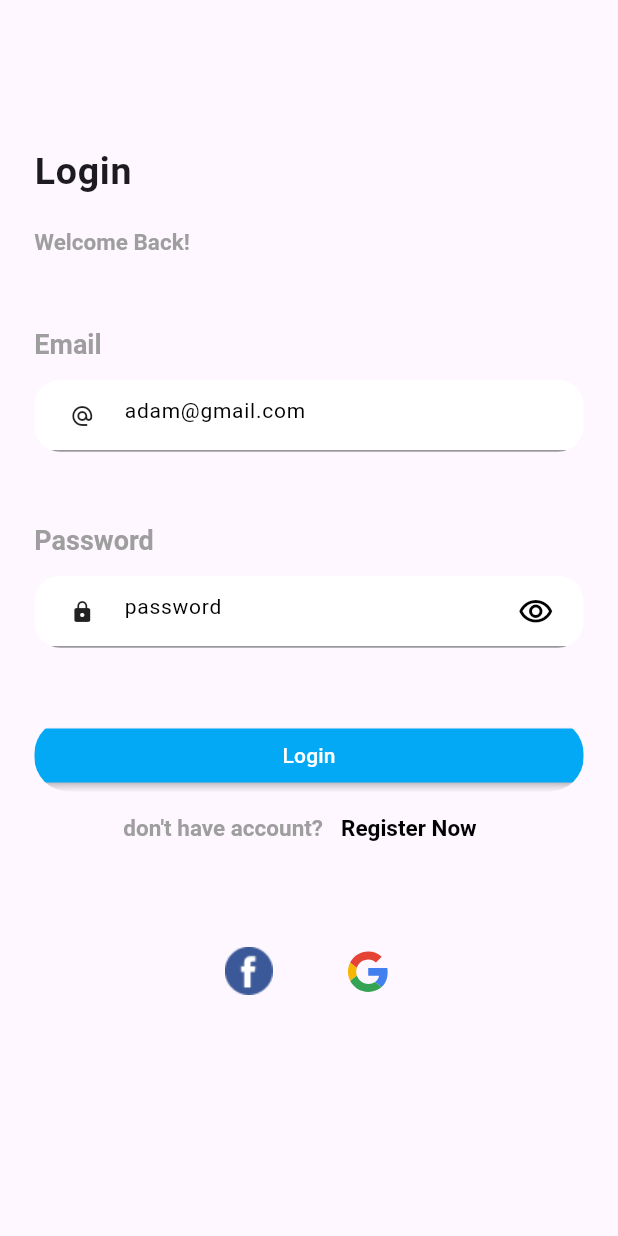
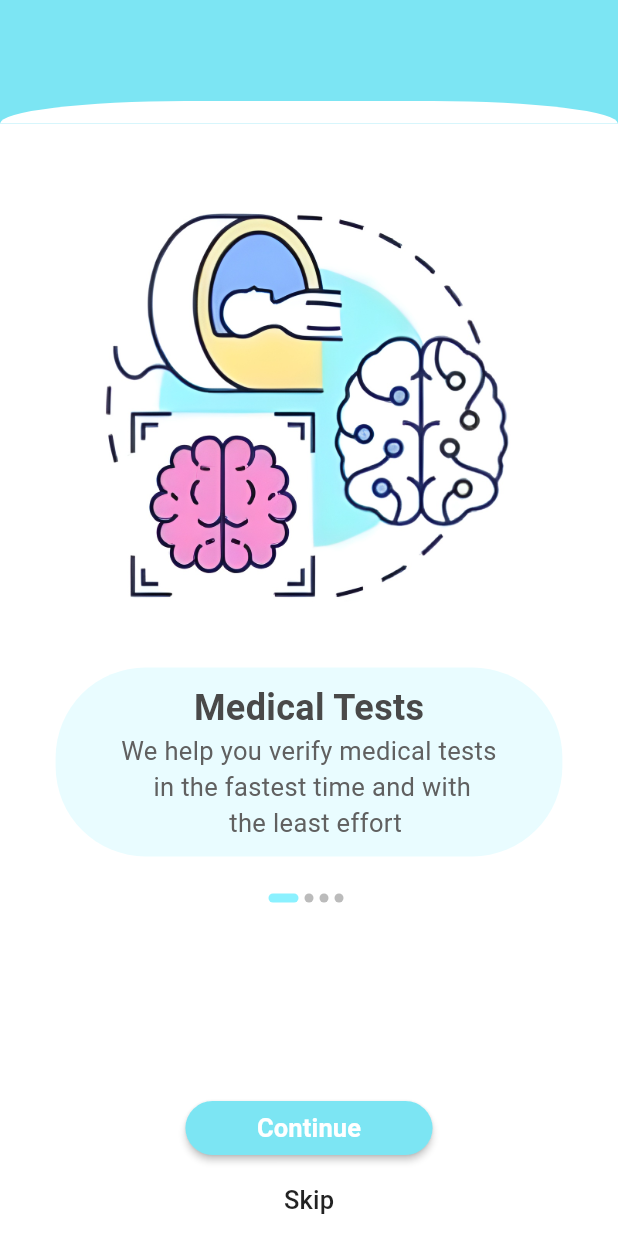
Before and after one commit to adamAboZaid10/graduation_project, a Flutter app: the screen it shows after launch, on a phone screen of 412 x 824 dp. Run offline on Flutter 3.47's test engine with Material 3 defaults, Android fonts, the phone set to English and light mode, and no system bars; our stand-ins replace bloc, firebase_core, flutter_bloc, flutter_screenutil, flutter_svg, get and 1 more; accounts and stored records are empty.

Commit message:
cerate onboarding

```diff
--- /dev/null
+++ b/lib/core/constant/imageasstes.dart
@@ -0,0 +1,7 @@
+class TTmageAssets {
+  static const String rootimage = "assets/image";
+  static const String imageone = "$rootimage/onboarding1.jpg";
+  static const String imagetow = "$rootimage/onboarding2.jpg";
+  static const String imagethree = "$rootimage/onboarding3.jpg";
+  static const String imagefouer = "$rootimage/onboarding4.jpg";
+}
--- /dev/null
+++ b/lib/core/servicies/servicies.dart
@@ -0,0 +1,19 @@
+import 'package:firebase_core/firebase_core.dart';
+import 'package:get/get.dart';
+import 'package:get/get_core/src/get_main.dart';
+import 'package:get/get_state_manager/src/rx_flutter/rx_disposable.dart';
+import 'package:shared_preferences/shared_preferences.dart';
+
+class MyServices extends GetxService {
+  late SharedPreferences sharedPreferences;
+  Future<MyServices> init() async {
+    sharedPreferences = await SharedPreferences.getInstance();
+    await Firebase.initializeApp();
+
+    return this;
+  }
+}
+
+initialServices() async {
+  await Get.putAsync(() => MyServices().init());
+}
--- /dev/null
+++ b/lib/features/onboarding_feature/controller/onboarding_controller.dart
@@ -0,0 +1,45 @@
+import 'package:flutter/material.dart';
+import 'package:get/get.dart';
+import 'package:graduation_final_project/core/servicies/servicies.dart';
+import 'package:graduation_final_project/features/auth_feature/screen/login_screen.dart';
+import 'package:graduation_final_project/features/onboarding_feature/data/onboarding_data.dart';
+
+abstract class OnBoardingController extends GetxController {
+  next();
+  onPageChange(int index);
+}
+
+class OnBoardingControllerIMP extends OnBoardingController {
+  late PageController pageController;
+  int currentpage = 0;
+  MyServices my = Get.find();
+  @override
+  next() {
+    currentpage++;
+    if (currentpage > onBoardinglist.length - 1) {
+      my.sharedPreferences.setString("onboarding", "1");
+
+      Get.offAll(const LoginScreen());
+    } else {
+      pageController.animateToPage(currentpage,
+          duration: const Duration(milliseconds: 900), curve: Curves.easeInOut);
+    }
+  }
+
+  @override
+  onPageChange(int index) {
+    currentpage = index;
+    update();
+  }
+
+  @override
+  void onInit() {
+    pageController = PageController();
+    super.onInit();
+  }
+
+  skiping() {
+    my.sharedPreferences.setString("onboarding", "1");
+    Get.offAll(const LoginScreen());
+  }
+}
--- /dev/null
+++ b/lib/features/onboarding_feature/data/onboarding_data.dart
@@ -0,0 +1,25 @@
+import 'package:graduation_final_project/core/constant/imageasstes.dart';
+import 'package:graduation_final_project/features/onboarding_feature/data/onboardingmodel.dart';
+
+List<onBoardingModel> onBoardinglist = [
+  onBoardingModel(
+      title: "Medical Tests",
+      body:
+          "We help you verify medical tests\n in the fastest time and with \n  the least effort",
+      image: TTmageAssets.imageone),
+  onBoardingModel(
+      title: "Easy verification",
+      body:
+          "Using a camera is one of the modern and\noinnovative applications of technology\nin the field of health care.",
+      image: TTmageAssets.imagetow),
+  onBoardingModel(
+      title: "Info about ",
+      body:
+          "Everything you want to know\nabout medical tests, read and\ntranslate them",
+      image: TTmageAssets.imagethree),
+  onBoardingModel(
+      title: "How ?",
+      body:
+          "All you have to do is choose the type of analysis\n a photo of the analysis and\nupload it",
+      image: TTmageAssets.imagefouer),
+];
--- /dev/null
+++ b/lib/features/onboarding_feature/data/onboardingmodel.dart
@@ -0,0 +1,6 @@
+class onBoardingModel {
+  final String? title;
+  final String? body;
+  final String? image;
+  onBoardingModel({this.title, this.body, this.image});
+}
--- /dev/null
+++ b/lib/features/onboarding_feature/screen/onboarding_screen.dart
@@ -0,0 +1,42 @@
+import 'package:flutter/material.dart';
+import 'package:get/get.dart';
+import 'package:graduation_final_project/features/onboarding_feature/controller/onboarding_controller.dart';
+import 'package:graduation_final_project/features/onboarding_feature/widgets/continuebotton.dart';
+import 'package:graduation_final_project/features/onboarding_feature/widgets/onboardingviwe.dart';
+
+class Onboarding extends StatelessWidget {
+  const Onboarding({Key? key});
+
+  @override
+  Widget build(BuildContext context) {
+    var height = MediaQuery.of(context).size.height;
+    Get.put(OnBoardingControllerIMP());
+
+    return Scaffold(
+      body: Column(
+        children: [
+          Container(
+            alignment: Alignment.bottomCenter,
+            height: height * 0.1,
+            width: double.infinity,
+            color: const Color.fromARGB(255, 124, 229, 243),
+            child: Container(
+              height: 15,
+              decoration: BoxDecoration(
+                color: const Color.fromARGB(255, 255, 255, 255),
+                borderRadius: BorderRadius.vertical(
+                  top: Radius.elliptical(
+                    MediaQuery.of(context).size.width,
+                    50.0,
+                  ),
+                ),
+              ),
+            ),
+          ),
+          const Expanded(child: OnBoardingView()),
+          const ContinueBottonOnboarding()
+        ],
+      ),
+    );
+  }
+}
--- /dev/null
+++ b/lib/features/onboarding_feature/widgets/continuebotton.dart
@@ -0,0 +1,51 @@
+import 'package:flutter/material.dart';
+import 'package:get/get_state_manager/src/simple/get_view.dart';
+import 'package:graduation_final_project/features/onboarding_feature/controller/onboarding_controller.dart';
+
+class ContinueBottonOnboarding extends GetView<OnBoardingControllerIMP> {
+  const ContinueBottonOnboarding({super.key});
+
+  @override
+  Widget build(BuildContext context) {
+    var height = MediaQuery.of(context).size.height;
+    var width = MediaQuery.of(context).size.width;
+
+    return Container(
+      color: const Color.fromARGB(255, 255, 255, 255),
+      width: width,
+      child: Column(
+        children: [
+          Container(
+            width: width * .4,
+            child: MaterialButton(
+              textColor: Colors.white,
+              shape: RoundedRectangleBorder(
+                borderRadius: BorderRadius.circular(20),
+              ),
+              onPressed: () {
+                controller.next();
+              },
+              color: const Color.fromARGB(255, 124, 229, 243),
+              child: const Text(
+                "Continue",
+                style: TextStyle(fontSize: 17, fontWeight: FontWeight.bold),
+              ),
+            ),
+          ),
+          MaterialButton(
+            onPressed: () {
+              controller.skiping();
+            },
+            child: Padding(
+              padding: EdgeInsets.symmetric(vertical: height * .01),
+              child: const Text(
+                "Skip",
+                style: TextStyle(fontSize: 17),
+              ),
+            ),
+          ),
+        ],
+      ),
+    );
+  }
+}
--- /dev/null
+++ b/lib/features/onboarding_feature/widgets/duration.dart
@@ -0,0 +1,36 @@
+import 'package:flutter/material.dart';
+import 'package:get/get_state_manager/get_state_manager.dart';
+import 'package:graduation_final_project/features/onboarding_feature/controller/onboarding_controller.dart';
+import 'package:graduation_final_project/features/onboarding_feature/data/onboarding_data.dart';
+
+class DurationOnBoarding extends StatefulWidget {
+  const DurationOnBoarding({super.key});
+
+  @override
+  State<DurationOnBoarding> createState() => _DurationOnBoardingState();
+}
+
+class _DurationOnBoardingState extends State<DurationOnBoarding> {
+  @override
+  Widget build(BuildContext context) {
+    return GetBuilder<OnBoardingControllerIMP>(
+        builder: ((controller) => Row(
+              mainAxisAlignment: MainAxisAlignment.center,
+              children: [
+                ...List.generate(
+                    onBoardinglist.length,
+                    (index) => AnimatedContainer(
+                          margin: const EdgeInsets.only(right: 4),
+                          duration: const Duration(milliseconds: 200),
+                          width: controller.currentpage == index ? 20 : 6,
+                          height: 6,
+                          decoration: BoxDecoration(
+                              color: controller.currentpage != index
+                                  ? const Color.fromARGB(255, 187, 187, 187)
+                                  : const Color.fromARGB(255, 139, 241, 255),
+                              borderRadius: BorderRadius.circular(10)),
+                        ))
+              ],
+            )));
+  }
+}
--- /dev/null
+++ b/lib/features/onboarding_feature/widgets/onboardingviwe.dart
@@ -0,0 +1,75 @@
+import 'package:flutter/material.dart';
+import 'package:get/get.dart';
+import 'package:graduation_final_project/features/onboarding_feature/controller/onboarding_controller.dart';
+import 'package:graduation_final_project/features/onboarding_feature/data/onboarding_data.dart';
+import 'package:graduation_final_project/features/onboarding_feature/widgets/duration.dart';
+
+class OnBoardingView extends GetView<OnBoardingControllerIMP> {
+  const OnBoardingView({super.key});
+
+  @override
+  Widget build(BuildContext context) {
+    var height = MediaQuery.of(context).size.height;
+    var width = MediaQuery.of(context).size.width;
+
+    return Container(
+      child: PageView.builder(
+        controller: controller.pageController,
+        onPageChanged: (val) {
+          controller.onPageChange(val);
+        },
+        itemCount: onBoardinglist.length,
+        itemBuilder: (context, i) => Container(
+          color: Colors.white,
+          child: Column(
+            children: [
+              Padding(
+                padding: EdgeInsets.symmetric(vertical: height * 0.02),
+                child: Image.asset(
+                  onBoardinglist[i].image!,
+                  height: height * 0.4,
+                  fit: BoxFit.fill,
+                ),
+              ),
+              Padding(
+                padding: EdgeInsets.symmetric(horizontal: width * 0.09),
+                child: Container(
+                  decoration: BoxDecoration(
+                    borderRadius: BorderRadius.circular(60),
+                    color: const Color.fromARGB(49, 139, 241, 255),
+                  ),
+                  padding: const EdgeInsets.only(top: 10, bottom: 10),
+                  child: Column(
+                    children: [
+                      Text(
+                        onBoardinglist[i].title!,
+                        style: const TextStyle(
+                            fontSize: 24,
+                            fontWeight: FontWeight.bold,
+                            color: Color.fromARGB(255, 73, 73, 73)),
+                      ),
+                      Container(
+                        alignment: Alignment.center,
+                        child: Text(
+                          onBoardinglist[i].body!,
+                          textAlign: TextAlign.center,
+                          style: const TextStyle(
+                              color: Color.fromARGB(255, 96, 96, 96),
+                              fontSize: 17),
+                        ),
+                      ),
+                    ],
+                  ),
+                ),
+              ),
+              Padding(
+                padding: EdgeInsets.symmetric(vertical: height * 0.03),
+                child: const DurationOnBoarding(),
+              ),
+            ],
+          ),
+        ),
+      ),
+    );
+  }
+}
--- a/lib/main.dart
+++ b/lib/main.dart
@@ -1,8 +1,12 @@
 import 'package:flutter/material.dart';
 import 'package:flutter_screenutil/flutter_screenutil.dart';
-import 'package:graduation_final_project/features/auth_feature/screen/login_screen.dart';
+import 'package:get/get.dart';
+import 'package:graduation_final_project/core/servicies/servicies.dart';
+import 'package:graduation_final_project/features/onboarding_feature/screen/onboarding_screen.dart';
 
-void main() {
+Future<void> main() async {
+  WidgetsFlutterBinding.ensureInitialized();
+  await initialServices();
   runApp(const MyApp());
 }
 
@@ -12,14 +16,14 @@
   @override
   Widget build(BuildContext context) {
     return ScreenUtilInit(
-      child: MaterialApp(
+      child: GetMaterialApp(
         debugShowCheckedModeBanner: false,
         title: 'Flutter Demo',
         theme: ThemeData(
           colorScheme: ColorScheme.fromSeed(seedColor: Colors.deepPurple),
           useMaterial3: true,
         ),
-        home: const LoginScreen(),
+        home: const Onboarding(),
       ),
     );
   }
--- a/pubspec.yaml
+++ b/pubspec.yaml
@@ -39,6 +39,9 @@ dependencies:
   equatable: ^2.0.5
   flutter_screenutil: ^5.9.0
   flutter_svg: ^2.0.9
+  get: ^4.6.6
+  shared_preferences: ^2.2.2
+  firebase_core: ^2.25.4
 
 dev_dependencies:
   flutter_test:
```
Also changed, not shown: assets/image/onboarding1.jpg (added), assets/image/onboarding2.jpg (added), assets/image/onboarding3.jpg (added), assets/image/onboarding4.jpg (added), lib/firebase_options.dart (added), pubspec.lock, 17 other files.
